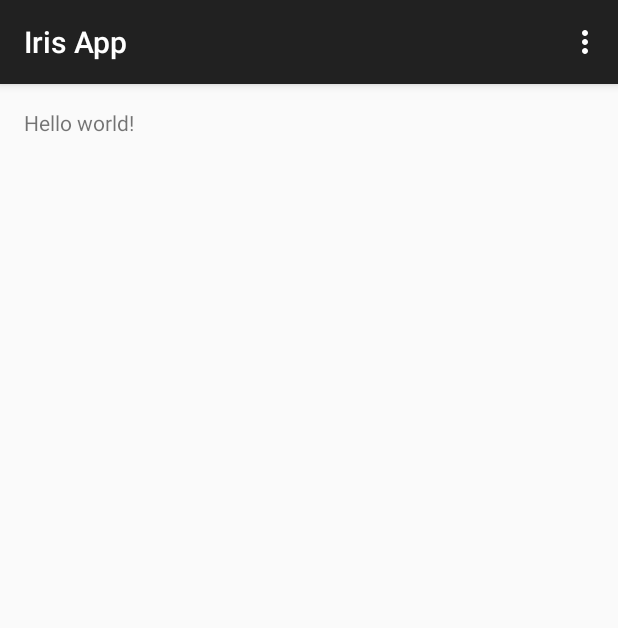
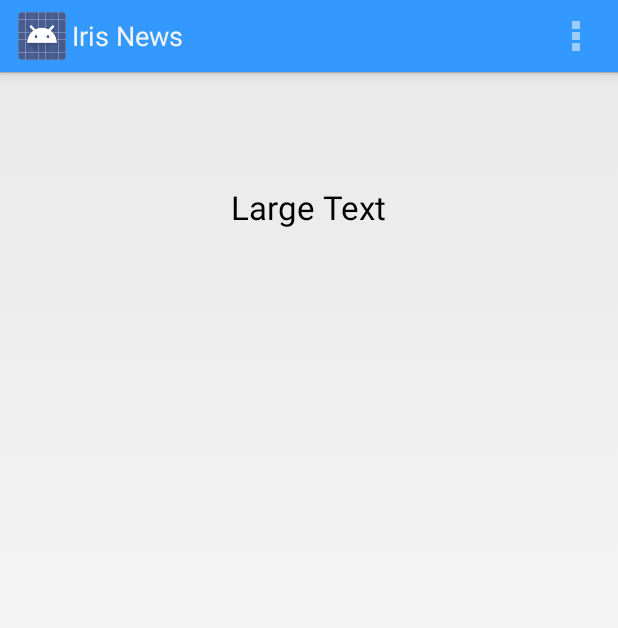
Before and after one commit to Jack-Patman-Old/Iris-Android-App, an Android app: the screen it shows after launch (MainActivity), on a phone screen of 412 x 824 dp. Shown: the top 628 px of the screen. Run offline under Robolectric (Android 15) with nearby library versions, the phone set to English and light mode, and no system bars.

```diff
--- a/app/build.gradle
+++ b/app/build.gradle
@@ -20,6 +20,7 @@ android {
 }
 
 dependencies {
-    compile fileTree(dir: 'libs', include: ['*.jar'])
+    compile fileTree(include: ['*.jar'], dir: 'libs')
     compile 'com.android.support:appcompat-v7:21.0.3'
+    compile files('libs/gson-2.3.1.jar')
 }
--- a/app/src/main/AndroidManifest.xml
+++ b/app/src/main/AndroidManifest.xml
@@ -1,6 +1,8 @@
 <?xml version="1.0" encoding="utf-8"?>
 <manifest xmlns:android="http://schemas.android.com/apk/res/android"
     package="com.iris.irisapp" >
+
+    <uses-permission android:name="android.permission.INTERNET"/>
 
     <application
         android:allowBackup="true"
@@ -8,7 +10,7 @@
         android:label="@string/app_name"
         android:theme="@style/AppTheme" >
         <activity
-            android:name=".MainActivity"
+            android:name=".activity.MainActivity"
             android:label="@string/app_name" >
             <intent-filter>
                 <action android:name="android.intent.action.MAIN" />
--- a/app/src/main/java/com/iris/irisapp/MainActivity.java
+++ /dev/null
@@ -1,39 +0,0 @@
-package com.iris.irisapp;
-
-import android.support.v7.app.ActionBarActivity;
-import android.os.Bundle;
-import android.view.Menu;
-import android.view.MenuItem;
-
-
-public class MainActivity extends ActionBarActivity {
-
-    @Override
-    protected void onCreate(Bundle savedInstanceState) {
-        super.onCreate(savedInstanceState);
-        setContentView(R.layout.activity_main);
-    }
-
-
-    @Override
-    public boolean onCreateOptionsMenu(Menu menu) {
-        // Inflate the menu; this adds items to the action bar if it is present.
-        getMenuInflater().inflate(R.menu.menu_main, menu);
-        return true;
-    }
-
-    @Override
-    public boolean onOptionsItemSelected(MenuItem item) {
-        // Handle action bar item clicks here. The action bar will
-        // automatically handle clicks on the Home/Up button, so long
-        // as you specify a parent activity in AndroidManifest.xml.
-        int id = item.getItemId();
-
-        //noinspection SimplifiableIfStatement
-        if (id == R.id.action_settings) {
-            return true;
-        }
-
-        return super.onOptionsItemSelected(item);
-    }
-}
--- /dev/null
+++ b/app/src/main/java/com/iris/irisapp/activity/MainActivity.java
@@ -0,0 +1,105 @@
+package com.iris.irisapp.activity;
+
+import android.app.Activity;
+import android.os.Bundle;
+import android.view.Menu;
+import android.view.MenuItem;
+
+import com.iris.irisapp.R;
+import com.iris.irisapp.db.DbAccessor;
+import com.iris.irisapp.db.ProcessedArticle;
+import com.iris.irisapp.feed.NewsArticle;
+import com.iris.irisapp.feed.NewsHeadline;
+
+import java.util.ArrayList;
+import java.util.List;
+import java.util.concurrent.ExecutionException;
+
+
+public class MainActivity extends Activity {
+    private String currentCategory;
+
+    @Override
+    protected void onCreate(Bundle savedInstanceState) {
+        super.onCreate(savedInstanceState);
+        DbAccessor db = new DbAccessor();
+        List<ProcessedArticle> articles = null;
+        try {
+            articles = (List<ProcessedArticle>) db.execute(new Object[]{"http://91.212.182.221/~jackpatm/load_processed_articles.php"}).get();
+        } catch (InterruptedException e) {
+            e.printStackTrace();
+        } catch (ExecutionException e) {
+            e.printStackTrace();
+        }
+        List<NewsHeadline> processedArticles = groupArticles(articles);
+
+        setContentView(R.layout.activity_main);
+
+        currentCategory = getResources().getStringArray(R.array.news_categories)[0];
+        loadCategory(currentCategory);
+    }
+
+    private List<NewsHeadline> groupArticles(List<ProcessedArticle> articles)
+    {
+        List<String> groupedArticleUrls = new ArrayList<>();
+        List<NewsHeadline> headlines = new ArrayList<>();
+
+        for (ProcessedArticle article: articles)
+        {
+            if (groupedArticleUrls.contains(article.getUrl()))
+            {
+                continue;
+            }
+            else
+            {
+                for (ProcessedArticle comparisonArticle: articles)
+                {
+                    NewsHeadline headline = new NewsHeadline();
+                    headline.setHeadline(article.getHeadline());
+                    if (comparisonArticle.getHeadline().equals(article.getHeadline()))
+                    {
+                        groupedArticleUrls.add(comparisonArticle.getUrl());
+
+                        NewsArticle groupedArticle = new NewsArticle();
+                        groupedArticle.setArticleUrl(comparisonArticle.getUrl());
+
+                        headline.addOutlet(groupedArticle);
+                        headlines.add(headline);
+//                        groupedArticle.setOutletAcronym(comparisonArticle.);
+                    }
+                }
+            }
+
+        }
+
+        return headlines;
+    }
+
+
+    private void loadCategory(String currentCategory) {
+
+    }
+
+    @Override
+    public boolean onCreateOptionsMenu(Menu menu) {
+        // Inflate the menu; this adds items to the action bar if it is present.
+        getMenuInflater().inflate(R.menu.menu_main, menu);
+
+        return true;
+    }
+
+    @Override
+    public boolean onOptionsItemSelected(MenuItem item) {
+        // Handle action bar item clicks here. The action bar will
+        // automatically handle clicks on the Home/Up button, so long
+        // as you specify a parent activity in AndroidManifest.xml.
+        int id = item.getItemId();
+
+        //noinspection SimplifiableIfStatement
+        if (id == R.id.action_settings) {
+            return true;
+        }
+
+        return super.onOptionsItemSelected(item);
+    }
+}
--- /dev/null
+++ b/app/src/main/java/com/iris/irisapp/db/DbAccessor.java
@@ -0,0 +1,74 @@
+package com.iris.irisapp.db;
+
+import android.os.AsyncTask;
+
+import org.json.JSONObject;
+
+import java.io.BufferedReader;
+import java.io.InputStreamReader;
+import java.net.URL;
+import java.net.URLConnection;
+import java.text.SimpleDateFormat;
+import java.util.ArrayList;
+import java.util.List;
+
+/**
+ * Created by Jack on 21/02/2015.
+ */
+public class DbAccessor extends AsyncTask
+{
+
+    @Override
+    protected Object doInBackground(Object[] params)
+    {
+        List<ProcessedArticle> articles = new ArrayList<>();
+
+        try {
+            URL articlesScript = new URL(params[0].toString());
+            URLConnection yc = articlesScript.openConnection();
+            BufferedReader in = new BufferedReader(new InputStreamReader(yc.getInputStream()));
+            String line;
+            StringBuilder sb = new StringBuilder();
+
+            while ((line = in.readLine()) != null)
+            {
+                sb.append(line + "\n");
+            }
+
+            String[] jsonArticles = sb.toString().split("(?<=\\})");
+
+            JSONObject object = new JSONObject(sb.toString());
+
+            if (jsonArticles != null && jsonArticles.length > 0)
+            {
+                for (String jsonArticle : jsonArticles)
+                {
+                    if (jsonArticle == null || jsonArticle.isEmpty() || jsonArticle.equals("\n"))
+                    {
+                        continue;
+                    }
+
+                    JSONObject parsedArticle = new JSONObject(jsonArticle);
+                    ProcessedArticle article = new ProcessedArticle();
+                    article.setHeadline(parsedArticle.getString("Headline"));
+                    article.setUrl(parsedArticle.getString("Url"));
+                    article.setCategoryId(parsedArticle.getInt("CategoryId"));
+
+                    String date = parsedArticle.getString("PublicationDate");
+                    SimpleDateFormat dateFormatter = new SimpleDateFormat("yyyy-dd-MM");
+                    article.setPublicationDate(dateFormatter.parse(date));
+
+                    articles.add(article);
+                }
+            }
+
+
+            in.close();
+        }
+        catch (Exception e)
+        {
+        }
+
+        return articles;
+    }
+}
--- a/app/src/main/res/layout/activity_main.xml
+++ b/app/src/main/res/layout/activity_main.xml
@@ -1,11 +1,15 @@
 <RelativeLayout xmlns:android="http://schemas.android.com/apk/res/android"
     xmlns:tools="http://schemas.android.com/tools" android:layout_width="match_parent"
-    android:layout_height="match_parent" android:paddingLeft="@dimen/activity_horizontal_margin"
-    android:paddingRight="@dimen/activity_horizontal_margin"
-    android:paddingTop="@dimen/activity_vertical_margin"
-    android:paddingBottom="@dimen/activity_vertical_margin" tools:context=".MainActivity">
+    android:layout_height="match_parent"
+    tools:context=".MainActivity">
 
-    <TextView android:text="@string/hello_world" android:layout_width="wrap_content"
-        android:layout_height="wrap_content" />
-
+    <TextView
+        android:layout_width="wrap_content"
+        android:layout_height="wrap_content"
+        android:textAppearance="?android:attr/textAppearanceLarge"
+        android:text="Large Text"
+        android:id="@+id/textView"
+        android:layout_marginTop="75dp"
+        android:layout_alignParentTop="true"
+        android:layout_centerHorizontal="true" />
 </RelativeLayout>
--- a/app/src/main/res/menu/menu_main.xml
+++ b/app/src/main/res/menu/menu_main.xml
@@ -1,6 +1,9 @@
 <menu xmlns:android="http://schemas.android.com/apk/res/android"
     xmlns:app="http://schemas.android.com/apk/res-auto"
     xmlns:tools="http://schemas.android.com/tools" tools:context=".MainActivity">
+
+
     <item android:id="@+id/action_settings" android:title="@string/action_settings"
         android:orderInCategory="100" app:showAsAction="never" />
+
 </menu>
--- /dev/null
+++ b/app/src/main/res/values/categories.xml
@@ -0,0 +1,11 @@
+<?xml version="1.0" encoding="utf-8"?>
+<resources>
+    <string-array name="news_categories">
+        <item>Global News</item>
+        <item>UK News</item>
+        <item>Politics</item>
+        <item>Economy</item>
+        <item>Science</item>
+        <item>Entertainment</item>
+    </string-array>
+</resources>
--- a/app/src/main/res/values/strings.xml
+++ b/app/src/main/res/values/strings.xml
@@ -1,6 +1,6 @@
 <resources>
-    <string name="app_name">Iris App</string>
-
+    <string name="app_name">Iris News</string>
     <string name="hello_world">Hello world!</string>
     <string name="action_settings">Settings</string>
+    <string name="news_categories">Categories</string>
 </resources>
--- a/app/src/main/res/values/styles.xml
+++ b/app/src/main/res/values/styles.xml
@@ -1,8 +1,17 @@
 <resources>
 
-    <!-- Base application theme. -->
-    <style name="AppTheme" parent="Theme.AppCompat.Light.DarkActionBar">
-        <!-- Customize your theme here. -->
+    <style name="AppTheme"
+        parent="@android:style/Theme.Holo.Light.DarkActionBar">
+        <item name="android:actionBarStyle">@style/MyActionBar</item>
+    </style>
+
+    <!-- ActionBar styles -->
+    <style name="MyActionBar"
+        parent="@android:style/Widget.Holo.Light.ActionBar.Solid.Inverse">
+        <item name="android:background">#3399FF</item>
+        <item name="android:paddingBottom">0dp</item>
+        <item name="android:windowActionBarOverlay">true</item>
+        <item name="windowActionBarOverlay">true</item>
     </style>
 
 </resources>
```
Also changed, not shown: app/src/main/java/com/iris/irisapp/db/ProcessedArticle.java (added, +70 -0 lines), app/src/main/java/com/iris/irisapp/feed/NewsArticle.java (added, +48 -0 lines), app/src/main/java/com/iris/irisapp/feed/NewsCategory.java (added, +39 -0 lines), app/src/main/java/com/iris/irisapp/feed/NewsFeed.java (added, +38 -0 lines), app/src/main/java/com/iris/irisapp/feed/NewsHeadline.java (added, +36 -0 lines), app/libs/gson-2.3.1.jar (added), app/src/main/res/mipmap-hdpi/red_card.png (added), 3 other files.
